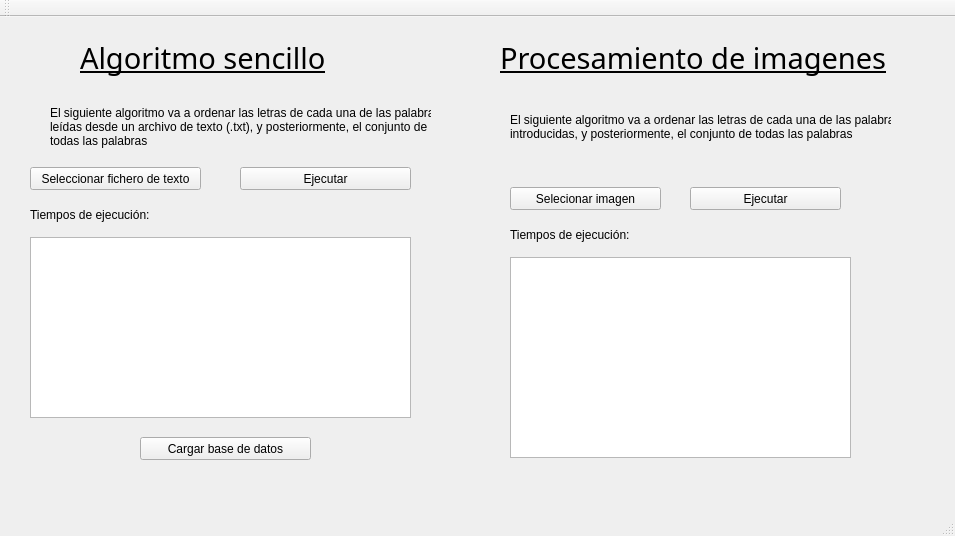
The window that mainwindow.ui (eherng03/bancoPruebas) describes before a commit, drawn with Qt 5.
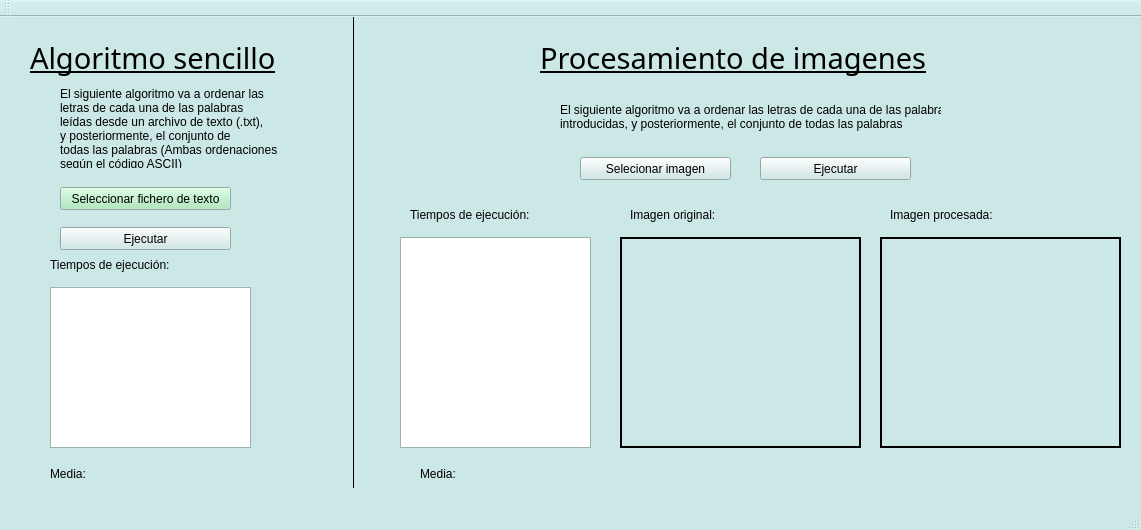
The same window after the commit.

What changed in the file:
```diff
--- a/mainwindow.ui
+++ b/mainwindow.ui
@@ -6,10 +6,425 @@
    <rect>
     <x>0</x>
     <y>0</y>
-    <width>955</width>
-    <height>536</height>
+    <width>1141</width>
+    <height>530</height>
    </rect>
   </property>
+  <property name="palette">
+   <palette>
+    <active>
+     <colorrole role="WindowText">
+      <brush brushstyle="SolidPattern">
+       <color alpha="255">
+        <red>0</red>
+        <green>0</green>
+        <blue>0</blue>
+       </color>
+      </brush>
+     </colorrole>
+     <colorrole role="Button">
+      <brush brushstyle="SolidPattern">
+       <color alpha="255">
+        <red>204</red>
+        <green>232</green>
+        <blue>230</blue>
+       </color>
+      </brush>
+     </colorrole>
+     <colorrole role="Light">
+      <brush brushstyle="SolidPattern">
+       <color alpha="255">
+        <red>255</red>
+        <green>255</green>
+        <blue>255</blue>
+       </color>
+      </brush>
+     </colorrole>
+     <colorrole role="Midlight">
+      <brush brushstyle="SolidPattern">
+       <color alpha="255">
+        <red>229</red>
+        <green>243</green>
+        <blue>242</blue>
+       </color>
+      </brush>
+     </colorrole>
+     <colorrole role="Dark">
+      <brush brushstyle="SolidPattern">
+       <color alpha="255">
+        <red>102</red>
+        <green>116</green>
+        <blue>115</blue>
+       </color>
+      </brush>
+     </colorrole>
+     <colorrole role="Mid">
+      <brush brushstyle="SolidPattern">
+       <color alpha="255">
+        <red>136</red>
+        <green>155</green>
+        <blue>153</blue>
+       </color>
+      </brush>
+     </colorrole>
+     <colorrole role="Text">
+      <brush brushstyle="SolidPattern">
+       <color alpha="255">
+        <red>0</red>
+        <green>0</green>
+        <blue>0</blue>
+       </color>
+      </brush>
+     </colorrole>
+     <colorrole role="BrightText">
+      <brush brushstyle="SolidPattern">
+       <color alpha="255">
+        <red>255</red>
+        <green>255</green>
+        <blue>255</blue>
+       </color>
+      </brush>
+     </colorrole>
+     <colorrole role="ButtonText">
+      <brush brushstyle="SolidPattern">
+       <color alpha="255">
+        <red>0</red>
+        <green>0</green>
+        <blue>0</blue>
+       </color>
+      </brush>
+     </colorrole>
+     <colorrole role="Base">
+      <brush brushstyle="SolidPattern">
+       <color alpha="255">
+        <red>255</red>
+        <green>255</green>
+        <blue>255</blue>
+       </color>
+      </brush>
+     </colorrole>
+     <colorrole role="Window">
+      <brush brushstyle="SolidPattern">
+       <color alpha="255">
+        <red>204</red>
+        <green>232</green>
+        <blue>230</blue>
+       </color>
+      </brush>
+     </colorrole>
+     <colorrole role="Shadow">
+      <brush brushstyle="SolidPattern">
+       <color alpha="255">
+        <red>0</red>
+        <green>0</green>
+        <blue>0</blue>
+       </color>
+      </brush>
+     </colorrole>
+     <colorrole role="AlternateBase">
+      <brush brushstyle="SolidPattern">
+       <color alpha="255">
+        <red>229</red>
+        <green>243</green>
+        <blue>242</blue>
+       </color>
+      </brush>
+     </colorrole>
+     <colorrole role="ToolTipBase">
+      <brush brushstyle="SolidPattern">
+       <color alpha="255">
+        <red>255</red>
+        <green>255</green>
+        <blue>220</blue>
+       </color>
+      </brush>
+     </colorrole>
+     <colorrole role="ToolTipText">
+      <brush brushstyle="SolidPattern">
+       <color alpha="255">
+        <red>0</red>
+        <green>0</green>
+        <blue>0</blue>
+       </color>
+      </brush>
+     </colorrole>
+    </active>
+    <inactive>
+     <colorrole role="WindowText">
+      <brush brushstyle="SolidPattern">
+       <color alpha="255">
+        <red>0</red>
+        <green>0</green>
+        <blue>0</blue>
+       </color>
+      </brush>
+     </colorrole>
+     <colorrole role="Button">
+      <brush brushstyle="SolidPattern">
+       <color alpha="255">
+        <red>204</red>
+        <green>232</green>
+        <blue>230</blue>
+       </color>
+      </brush>
+     </colorrole>
+     <colorrole role="Light">
+      <brush brushstyle="SolidPattern">
+       <color alpha="255">
+        <red>255</red>
+        <green>255</green>
+        <blue>255</blue>
+       </color>
+      </brush>
+     </colorrole>
+     <colorrole role="Midlight">
+      <brush brushstyle="SolidPattern">
+       <color alpha="255">
+        <red>229</red>
+        <green>243</green>
+        <blue>242</blue>
+       </color>
+      </brush>
+     </colorrole>
+     <colorrole role="Dark">
+      <brush brushstyle="SolidPattern">
+       <color alpha="255">
+        <red>102</red>
+        <green>116</green>
+        <blue>115</blue>
+       </color>
+      </brush>
+     </colorrole>
+     <colorrole role="Mid">
+      <brush brushstyle="SolidPattern">
+       <color alpha="255">
+        <red>136</red>
+        <green>155</green>
+        <blue>153</blue>
+       </color>
+      </brush>
+     </colorrole>
+     <colorrole role="Text">
+      <brush brushstyle="SolidPattern">
+       <color alpha="255">
+        <red>0</red>
+        <green>0</green>
+        <blue>0</blue>
+       </color>
+      </brush>
+     </colorrole>
+     <colorrole role="BrightText">
+      <brush brushstyle="SolidPattern">
+       <color alpha="255">
+        <red>255</red>
+        <green>255</green>
+        <blue>255</blue>
+       </color>
+      </brush>
+     </colorrole>
+     <colorrole role="ButtonText">
+      <brush brushstyle="SolidPattern">
+       <color alpha="255">
+        <red>0</red>
+        <green>0</green>
+        <blue>0</blue>
+       </color>
+      </brush>
+     </colorrole>
+     <colorrole role="Base">
+      <brush brushstyle="SolidPattern">
+       <color alpha="255">
+        <red>255</red>
+        <green>255</green>
+        <blue>255</blue>
+       </color>
+      </brush>
+     </colorrole>
+     <colorrole role="Window">
+      <brush brushstyle="SolidPattern">
+       <color alpha="255">
+        <red>204</red>
+        <green>232</green>
+        <blue>230</blue>
+       </color>
+      </brush>
+     </colorrole>
+     <colorrole role="Shadow">
+      <brush brushstyle="SolidPattern">
+       <color alpha="255">
+        <red>0</red>
+        <green>0</green>
+        <blue>0</blue>
+       </color>
+      </brush>
+     </colorrole>
+     <colorrole role="AlternateBase">
+      <brush brushstyle="SolidPattern">
+       <color alpha="255">
+        <red>229</red>
+        <green>243</green>
+        <blue>242</blue>
+       </color>
+      </brush>
+     </colorrole>
+     <colorrole role="ToolTipBase">
+      <brush brushstyle="SolidPattern">
+       <color alpha="255">
+        <red>255</red>
+        <green>255</green>
+        <blue>220</blue>
+       </color>
+      </brush>
+     </colorrole>
+     <colorrole role="ToolTipText">
+      <brush brushstyle="SolidPattern">
+       <color alpha="255">
+        <red>0</red>
+        <green>0</green>
+        <blue>0</blue>
+       </color>
+      </brush>
+     </colorrole>
+    </inactive>
+    <disabled>
+     <colorrole role="WindowText">
+      <brush brushstyle="SolidPattern">
+       <color alpha="255">
+        <red>102</red>
+        <green>116</green>
+        <blue>115</blue>
+       </color>
+      </brush>
+     </colorrole>
+     <colorrole role="Button">
+      <brush brushstyle="SolidPattern">
+       <color alpha="255">
+        <red>204</red>
+        <green>232</green>
+        <blue>230</blue>
+       </color>
+      </brush>
+     </colorrole>
+     <colorrole role="Light">
+      <brush brushstyle="SolidPattern">
+       <color alpha="255">
+        <red>255</red>
+        <green>255</green>
+        <blue>255</blue>
+       </color>
+      </brush>
+     </colorrole>
+     <colorrole role="Midlight">
+      <brush brushstyle="SolidPattern">
+       <color alpha="255">
+        <red>229</red>
+        <green>243</green>
+        <blue>242</blue>
+       </color>
+      </brush>
+     </colorrole>
+     <colorrole role="Dark">
+      <brush brushstyle="SolidPattern">
+       <color alpha="255">
+        <red>102</red>
+        <green>116</green>
+        <blue>115</blue>
+       </color>
+      </brush>
+     </colorrole>
+     <colorrole role="Mid">
+      <brush brushstyle="SolidPattern">
+       <color alpha="255">
+        <red>136</red>
+        <green>155</green>
+        <blue>153</blue>
+       </color>
+      </brush>
+     </colorrole>
+     <colorrole role="Text">
+      <brush brushstyle="SolidPattern">
+       <color alpha="255">
+        <red>102</red>
+        <green>116</green>
+        <blue>115</blue>
+       </color>
+      </brush>
+     </colorrole>
+     <colorrole role="BrightText">
+      <brush brushstyle="SolidPattern">
+       <color alpha="255">
+        <red>255</red>
+        <green>255</green>
+        <blue>255</blue>
+       </color>
+      </brush>
+     </colorrole>
+     <colorrole role="ButtonText">
+      <brush brushstyle="SolidPattern">
+       <color alpha="255">
+        <red>102</red>
+        <green>116</green>
+        <blue>115</blue>
+       </color>
+      </brush>
+     </colorrole>
+     <colorrole role="Base">
+      <brush brushstyle="SolidPattern">
+       <color alpha="255">
+        <red>204</red>
+        <green>232</green>
+        <blue>230</blue>
+       </color>
+      </brush>
+     </colorrole>
+     <colorrole role="Window">
+      <brush brushstyle="SolidPattern">
+       <color alpha="255">
+        <red>204</red>
+        <green>232</green>
+        <blue>230</blue>
+       </color>
+      </brush>
+     </colorrole>
+     <colorrole role="Shadow">
+      <brush brushstyle="SolidPattern">
+       <color alpha="255">
+        <red>0</red>
+        <green>0</green>
+        <blue>0</blue>
+       </color>
+      </brush>
+     </colorrole>
+     <colorrole role="AlternateBase">
+      <brush brushstyle="SolidPattern">
+       <color alpha="255">
+        <red>204</red>
+        <green>232</green>
+        <blue>230</blue>
+       </color>
+      </brush>
+     </colorrole>
+     <colorrole role="ToolTipBase">
+      <brush brushstyle="SolidPattern">
+       <color alpha="255">
+        <red>255</red>
+        <green>255</green>
+        <blue>220</blue>
+       </color>
+      </brush>
+     </colorrole>
+     <colorrole role="ToolTipText">
+      <brush brushstyle="SolidPattern">
+       <color alpha="255">
+        <red>0</red>
+        <green>0</green>
+        <blue>0</blue>
+       </color>
+      </brush>
+     </colorrole>
+    </disabled>
+   </palette>
+  </property>
   <property name="windowTitle">
    <string>MainWindow</string>
   </property>
@@ -17,7 +432,7 @@
    <widget class="QLabel" name="tituloSencillo">
     <property name="geometry">
      <rect>
-      <x>80</x>
+      <x>30</x>
       <y>20</y>
       <width>301</width>
       <height>41</height>
@@ -37,7 +452,7 @@
    <widget class="QLabel" name="tituloImagenes">
     <property name="geometry">
      <rect>
-      <x>500</x>
+      <x>540</x>
       <y>20</y>
       <width>421</width>
       <height>41</height>
@@ -57,14 +472,14 @@
    <widget class="QLabel" name="descripcion">
     <property name="geometry">
      <rect>
-      <x>50</x>
-      <y>80</y>
-      <width>381</width>
-      <height>61</height>
+      <x>60</x>
+      <y>70</y>
+      <width>231</width>
+      <height>81</height>
      </rect>
     </property>
     <property name="text">
-     <string>&lt;html&gt;&lt;head/&gt;&lt;body&gt;&lt;p&gt;El siguiente algoritmo va a ordenar las letras de cada una de las palabras&lt;br/&gt;leídas desde un archivo de texto (.txt), y posteriormente, el conjunto de &lt;br/&gt;todas las palabras &lt;/p&gt;&lt;/body&gt;&lt;/html&gt;</string>
+     <string>&lt;html&gt;&lt;head/&gt;&lt;body&gt;&lt;p&gt;El siguiente algoritmo va a ordenar las&lt;br/&gt;letras de cada una de las palabras&lt;br/&gt;leídas desde un archivo de texto (.txt),&lt;br/&gt;y posteriormente, el conjunto de &lt;br/&gt;todas las palabras (Ambas ordenaciones&lt;br/&gt;según el código ASCII)&lt;/p&gt;&lt;/body&gt;&lt;/html&gt;</string>
     </property>
    </widget>
    <widget class="QTextEdit" name="timesText">
@@ -73,10 +488,10 @@
     </property>
     <property name="geometry">
      <rect>
-      <x>30</x>
-      <y>220</y>
-      <width>381</width>
-      <height>181</height>
+      <x>50</x>
+      <y>270</y>
+      <width>201</width>
+      <height>161</height>
      </rect>
     </property>
     <property name="readOnly">
@@ -86,8 +501,8 @@
    <widget class="QPushButton" name="runButton">
     <property name="geometry">
      <rect>
-      <x>240</x>
-      <y>150</y>
+      <x>60</x>
+      <y>210</y>
       <width>171</width>
       <height>23</height>
      </rect>
@@ -99,8 +514,8 @@
    <widget class="QLabel" name="tituloTiempos">
     <property name="geometry">
      <rect>
-      <x>30</x>
-      <y>190</y>
+      <x>50</x>
+      <y>240</y>
       <width>211</width>
       <height>16</height>
      </rect>
@@ -112,8 +527,8 @@
    <widget class="QPushButton" name="selectImage">
     <property name="geometry">
      <rect>
-      <x>510</x>
-      <y>170</y>
+      <x>580</x>
+      <y>140</y>
       <width>151</width>
       <height>23</height>
      </rect>
@@ -125,8 +540,8 @@
    <widget class="QLabel" name="descripcion_2">
     <property name="geometry">
      <rect>
-      <x>510</x>
-      <y>90</y>
+      <x>560</x>
+      <y>80</y>
       <width>381</width>
       <height>41</height>
      </rect>
@@ -138,8 +553,8 @@
    <widget class="QPushButton" name="runButton2">
     <property name="geometry">
      <rect>
-      <x>690</x>
-      <y>170</y>
+      <x>760</x>
+      <y>140</y>
       <width>151</width>
       <height>23</height>
      </rect>
@@ -154,10 +569,10 @@
     </property>
     <property name="geometry">
      <rect>
-      <x>510</x>
-      <y>240</y>
-      <width>341</width>
-      <height>201</height>
+      <x>400</x>
+      <y>220</y>
+      <width>191</width>
+      <height>211</height>
      </rect>
     </property>
     <property name="readOnly">
@@ -167,9 +582,9 @@
    <widget class="QLabel" name="tituloTiempos_2">
     <property name="geometry">
      <rect>
-      <x>510</x>
-      <y>210</y>
-      <width>211</width>
+      <x>410</x>
+      <y>190</y>
+      <width>121</width>
       <height>16</height>
      </rect>
     </property>
@@ -180,27 +595,186 @@
    <widget class="QPushButton" name="selectFileButton">
     <property name="geometry">
      <rect>
-      <x>30</x>
-      <y>150</y>
+      <x>60</x>
+      <y>170</y>
       <width>171</width>
       <height>23</height>
      </rect>
     </property>
+    <property name="palette">
+     <palette>
+      <active>
+       <colorrole role="Button">
+        <brush brushstyle="SolidPattern">
+         <color alpha="255">
+          <red>164</red>
+          <green>232</green>
+          <blue>183</blue>
+         </color>
+        </brush>
+       </colorrole>
+      </active>
+      <inactive>
+       <colorrole role="Button">
+        <brush brushstyle="SolidPattern">
+         <color alpha="255">
+          <red>164</red>
+          <green>232</green>
+          <blue>183</blue>
+         </color>
+        </brush>
+       </colorrole>
+      </inactive>
+      <disabled>
+       <colorrole role="Button">
+        <brush brushstyle="SolidPattern">
+         <color alpha="255">
+          <red>164</red>
+          <green>232</green>
+          <blue>183</blue>
+         </color>
+        </brush>
+       </colorrole>
+      </disabled>
+     </palette>
+    </property>
+    <property name="cursor">
+     <cursorShape>PointingHandCursor</cursorShape>
+    </property>
     <property name="text">
      <string>Seleccionar fichero de texto</string>
     </property>
    </widget>
-   <widget class="QPushButton" name="chargutton">
+   <widget class="QLabel" name="label">
     <property name="geometry">
      <rect>
-      <x>140</x>
-      <y>420</y>
-      <width>171</width>
-      <height>23</height>
+      <x>50</x>
+      <y>450</y>
+      <width>47</width>
+      <height>13</height>
      </rect>
     </property>
     <property name="text">
-     <string>Cargar base de datos</string>
+     <string>Media:</string>
+    </property>
+   </widget>
+   <widget class="QLabel" name="label_2">
+    <property name="geometry">
+     <rect>
+      <x>420</x>
+      <y>450</y>
+      <width>47</width>
+      <height>13</height>
+     </rect>
+    </property>
+    <property name="text">
+     <string>Media:</string>
+    </property>
+   </widget>
+   <widget class="QLabel" name="labelMediaS">
+    <property name="geometry">
+     <rect>
+      <x>110</x>
+      <y>450</y>
+      <width>131</width>
+      <height>16</height>
+     </rect>
+    </property>
+    <property name="text">
+     <string/>
+    </property>
+   </widget>
+   <widget class="QLabel" name="labelMediaC">
+    <property name="geometry">
+     <rect>
+      <x>480</x>
+      <y>450</y>
+      <width>91</width>
+      <height>16</height>
+     </rect>
+    </property>
+    <property name="text">
+     <string/>
+    </property>
+   </widget>
+   <widget class="QLabel" name="labelImagenOriginal">
+    <property name="geometry">
+     <rect>
+      <x>620</x>
+      <y>220</y>
+      <width>241</width>
+      <height>211</height>
+     </rect>
+    </property>
+    <property name="cursor">
+     <cursorShape>ArrowCursor</cursorShape>
+    </property>
+    <property name="frameShape">
+     <enum>QFrame::WinPanel</enum>
+    </property>
+    <property name="text">
+     <string/>
+    </property>
+    <property name="margin">
+     <number>0</number>
+    </property>
+   </widget>
+   <widget class="QLabel" name="labelImagenBW">
+    <property name="geometry">
+     <rect>
+      <x>880</x>
+      <y>220</y>
+      <width>241</width>
+      <height>211</height>
+     </rect>
+    </property>
+    <property name="frameShape">
+     <enum>QFrame::WinPanel</enum>
+    </property>
+    <property name="text">
+     <string/>
+    </property>
+   </widget>
+   <widget class="QLabel" name="label_3">
+    <property name="geometry">
+     <rect>
+      <x>330</x>
+      <y>0</y>
+      <width>47</width>
+      <height>471</height>
+     </rect>
+    </property>
+    <property name="frameShape">
+     <enum>QFrame::VLine</enum>
+    </property>
+    <property name="text">
+     <string/>
+    </property>
+   </widget>
+   <widget class="QLabel" name="tituloTiempos_3">
+    <property name="geometry">
+     <rect>
+      <x>630</x>
+      <y>190</y>
+      <width>121</width>
+      <height>16</height>
+     </rect>
+    </property>
+    <property name="text">
+     <string>Imagen original:</string>
+    </property>
+   </widget>
+   <widget class="QLabel" name="tituloTiempos_4">
+    <property name="geometry">
+     <rect>
+      <x>890</x>
+      <y>190</y>
+      <width>111</width>
+      <height>16</height>
+     </rect>
+    </property>
+    <property name="text">
+     <string>Imagen procesada:</string>
     </property>
    </widget>
   </widget>
```
Left out of the diff: 16 changed lines with no effect on the pictures.
